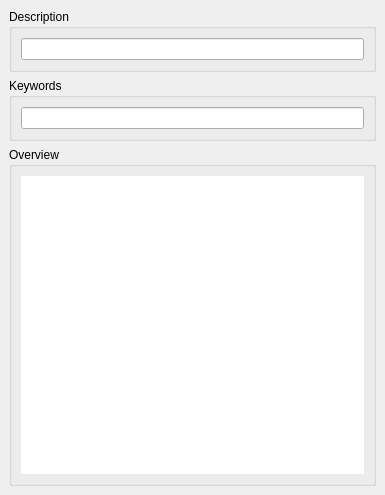
Above: Include/icmpstr/CRegistryPropEditorComp.ui from ImagingTools/acf before the change. Below: the same form after it.
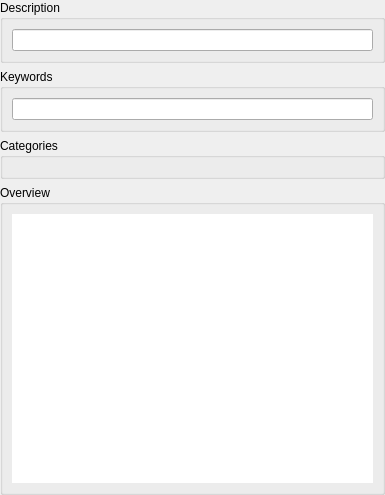
That is the form after the change. Icons and pictures are not drawn.

Commit message: Editing of logical registry category added.

```diff
--- a/Include/icmpstr/CRegistryPropEditorComp.ui
+++ b/Include/icmpstr/CRegistryPropEditorComp.ui
@@ -19,7 +19,7 @@
   </property>
   <layout class="QVBoxLayout" name="verticalLayout_4">
    <property name="margin">
-    <number>9</number>
+    <number>0</number>
    </property>
    <item>
     <widget class="QGroupBox" name="groupBox">
@@ -45,6 +45,14 @@
      </layout>
     </widget>
    </item>
+   <item>
+    <widget class="QGroupBox" name="CategoryGroupBox">
+     <property name="title">
+      <string>Categories</string>
+     </property>
+     <layout class="QVBoxLayout" name="verticalLayout_5"/>
+    </widget>
+   </item>
    <item>
     <widget class="QGroupBox" name="groupBox_3">
      <property name="title">
```
The commit also changes 6 other files.
